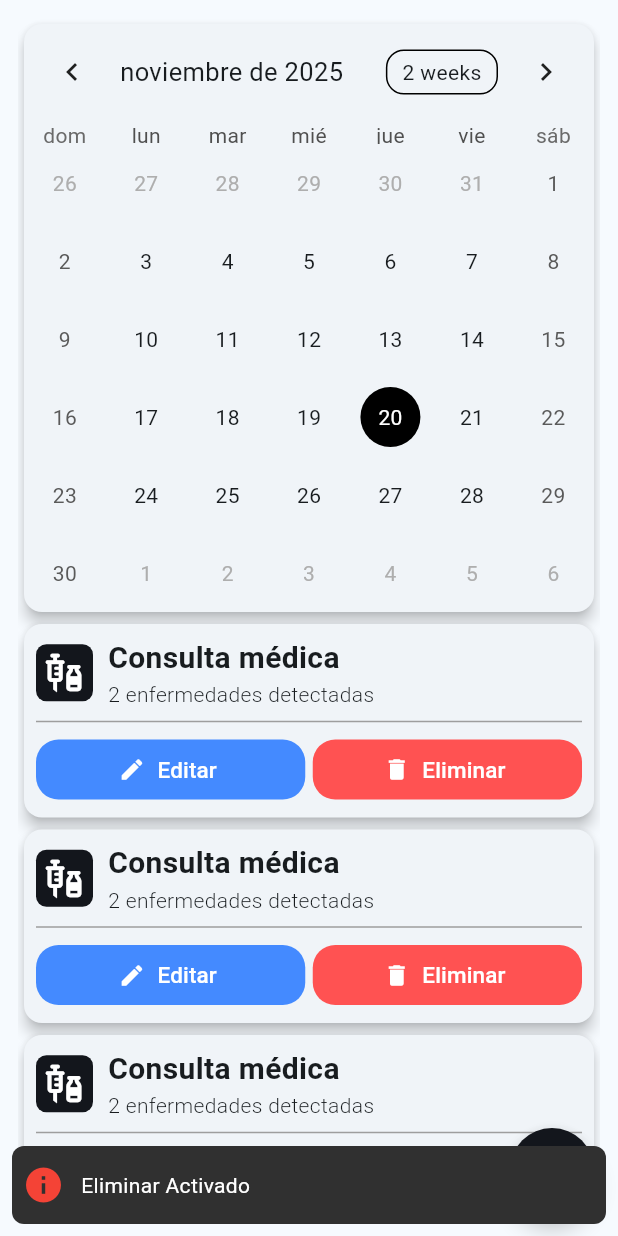
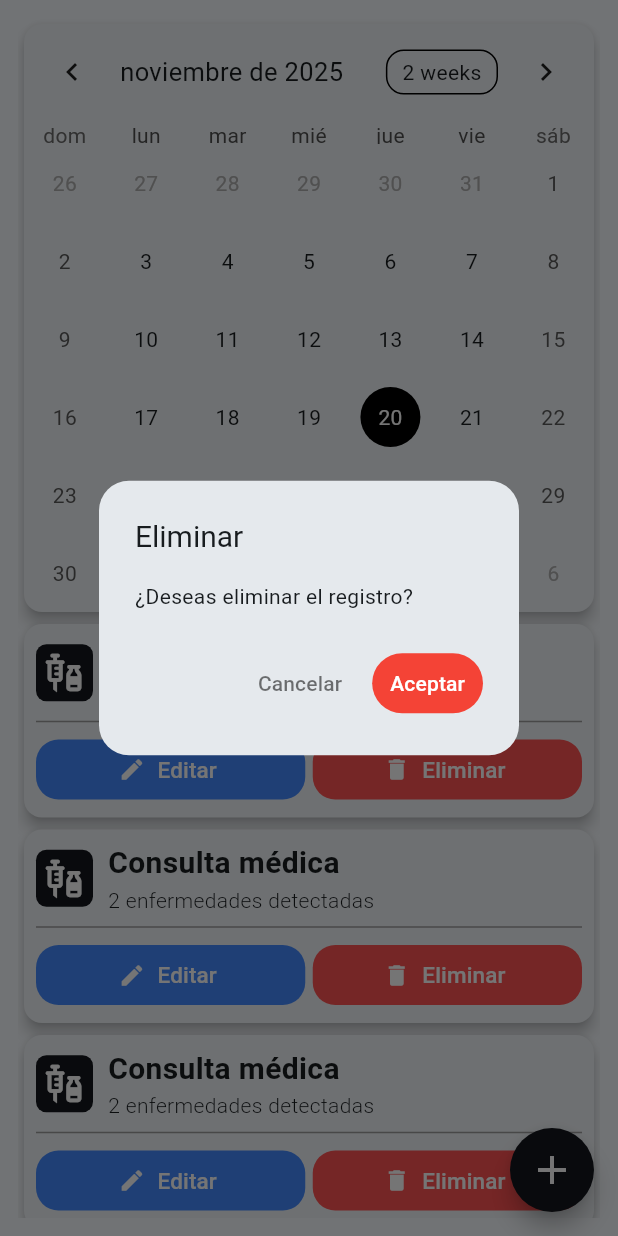
Before and after one commit to RodNalCY/flutter-app-agro-ganado, a Flutter app: the AnimalHistorialListPage screen opened directly, after a tap on "Eliminar", on a phone screen of 412 x 824 dp. Run offline on Flutter 3.47's test engine with Material 3 defaults, Android fonts, the phone set to English and light mode, and no system bars; drawn by our look-alikes of another_flushbar, flutter_speed_dial, table_calendar; our stand-ins replace dropdown_search, image_picker, loading_animation_widget; network calls fail.

Commit message:
fix(button): Add widget delete button

```diff
--- a/lib/features/animales/views/animal_historial_list_page.dart
+++ b/lib/features/animales/views/animal_historial_list_page.dart
@@ -1,6 +1,7 @@
 import 'package:flutter/material.dart';
 import 'package:proinnovate_flutter_app/features/animales/views/animal_historial_add_page.dart';
 import 'package:proinnovate_flutter_app/features/core/widgets/actions_buttons_widget.dart';
+import 'package:proinnovate_flutter_app/features/core/widgets/actions_delete_widget.dart';
 import 'package:proinnovate_flutter_app/features/core/widgets/navigator_widget.dart';
 import 'package:table_calendar/table_calendar.dart';
 import 'package:flutter_speed_dial/flutter_speed_dial.dart';
@@ -204,18 +205,18 @@ class _AnimalHistorialListPageState extends State<AnimalHistorialListPage> {
                     onEdit: () {
                       FlushbarWidget.show(
                         context: context,
-                        message: "Editar Activado ",
+                        message: "Editar (en desarrollo) ",
                         icon: Icons.info,
-                        color: Colors.blue,
                       );
                     },
 
                     onDelete: () {
-                      FlushbarWidget.show(
+                      ActionsDeleteWidget.show(
                         context: context,
-                        message: "Eliminar Activado ",
-                        icon: Icons.info,
-                        color: Colors.red,
+                        deleteLabel: '¿Deseas eliminar el registro?',
+                        onDelete: () {
+                          // Acción al eliminar
+                        },
                       );
                     },
                   ),
--- a/lib/features/animales/views/widgets/animal_card.dart
+++ b/lib/features/animales/views/widgets/animal_card.dart
@@ -1,5 +1,6 @@
 import 'package:flutter/material.dart';
 import 'package:proinnovate_flutter_app/features/core/widgets/actions_buttons_widget.dart';
+import 'package:proinnovate_flutter_app/features/core/widgets/actions_delete_widget.dart';
 import 'package:proinnovate_flutter_app/features/core/widgets/flushbar_widget.dart';
 import '../../models/animal.dart';
 
@@ -91,18 +92,21 @@ class AnimalCard extends StatelessWidget {
                     onEdit: () {
                       FlushbarWidget.show(
                         context: context,
-                        message: "Editar Activado: " + animal.codigo,
+                        message:
+                            "Editar: " + animal.codigo + " (en desarrollo)",
                         icon: Icons.info,
                         color: Colors.blue,
                       );
                     },
 
                     onDelete: () {
-                      FlushbarWidget.show(
+                      ActionsDeleteWidget.show(
                         context: context,
-                        message: "Eliminar Activado: " + animal.codigo,
-                        icon: Icons.info,
-                        color: Colors.red,
+                        deleteLabel:
+                            '¿Deseas eliminar el animal ${animal.codigo}?',
+                        onDelete: () {
+                          // Acción al eliminar
+                        },
                       );
                     },
                   ),
--- a/lib/features/calendar/views/calendar_list_page.dart
+++ b/lib/features/calendar/views/calendar_list_page.dart
@@ -1,6 +1,7 @@
 import 'package:flutter/material.dart';
 import 'package:flutter/rendering.dart';
 import 'package:proinnovate_flutter_app/features/core/widgets/actions_buttons_widget.dart';
+import 'package:proinnovate_flutter_app/features/core/widgets/actions_delete_widget.dart';
 import 'package:table_calendar/table_calendar.dart';
 import 'package:proinnovate_flutter_app/features/core/widgets/flushbar_widget.dart';
 
@@ -192,18 +193,19 @@ class _CalendarListPageState extends State<CalendarListPage> {
                     onEdit: () {
                       FlushbarWidget.show(
                         context: context,
-                        message: "Editar Activado",
+                        message: "Editar consulta (en desarrollo)",
                         icon: Icons.info,
                         color: Colors.blue,
                       );
                     },
 
                     onDelete: () {
-                      FlushbarWidget.show(
+                      ActionsDeleteWidget.show(
                         context: context,
-                        message: "Eliminar Activado",
-                        icon: Icons.info,
-                        color: Colors.red,
+                        deleteLabel: '¿Deseas eliminar la consulta?',
+                        onDelete: () {
+                          // Acción al eliminar
+                        },
                       );
                     },
                   ),
--- /dev/null
+++ b/lib/features/core/widgets/actions_delete_widget.dart
@@ -0,0 +1,61 @@
+import 'package:flutter/material.dart';
+import 'package:proinnovate_flutter_app/features/core/widgets/flushbar_widget.dart';
+
+class ActionsDeleteWidget {
+  static void show({
+    required BuildContext context,
+    required String deleteLabel,
+    required VoidCallback onDelete,
+  }) {
+    showDialog<String>(
+      context: context,
+      builder: (context) {
+        return StatefulBuilder(
+          builder: (context, setStateDialog) {
+            return AlertDialog(
+              shape: RoundedRectangleBorder(
+                borderRadius: BorderRadius.circular(20),
+              ),
+              title: const Text('Eliminar', style: TextStyle(fontSize: 20)),
+              content: Column(
+                mainAxisSize: MainAxisSize.min,
+                crossAxisAlignment: CrossAxisAlignment.start,
+                mainAxisAlignment: MainAxisAlignment.start,
+                children: [
+                  Text(
+                    deleteLabel,
+                    style: TextStyle(fontSize: 14),
+                    textAlign: TextAlign.justify,
+                  ),
+                ],
+              ),
+              actions: [
+                TextButton(
+                  style: TextButton.styleFrom(foregroundColor: Colors.black54),
+                  onPressed: () => Navigator.of(context).pop(null),
+                  child: const Text('Cancelar'),
+                ),
+                TextButton(
+                  style: TextButton.styleFrom(
+                    backgroundColor: Colors.red,
+                    foregroundColor: Colors.white,
+                  ),
+                  onPressed: () {
+                    Navigator.of(context).pop('Aceptar');
+                    FlushbarWidget.show(
+                      context: context,
+                      message: "Se eliminó el registro con éxito.",
+                      icon: Icons.delete,
+                      color: Colors.red,
+                    );
+                  },
+                  child: const Text('Aceptar'),
+                ),
+              ],
+            );
+          },
+        );
+      },
+    );
+  }
+}
--- a/lib/features/predios/views/predio_list_page.dart
+++ b/lib/features/predios/views/predio_list_page.dart
@@ -1,5 +1,6 @@
 import 'package:flutter/material.dart';
 import 'package:proinnovate_flutter_app/features/core/widgets/actions_buttons_widget.dart';
+import 'package:proinnovate_flutter_app/features/core/widgets/actions_delete_widget.dart';
 import 'package:proinnovate_flutter_app/features/core/widgets/flushbar_widget.dart';
 import 'package:proinnovate_flutter_app/features/core/widgets/navigator_widget.dart';
 import 'predio_home_page.dart';
@@ -124,18 +125,19 @@ class _PredioListPageState extends State<PredioListPage> {
                     onEdit: () {
                       FlushbarWidget.show(
                         context: context,
-                        message: "Editar Activado",
+                        message: "Editar predio (en desarrollo)",
                         icon: Icons.info,
                         color: Colors.blue,
                       );
                     },
 
                     onDelete: () {
-                      FlushbarWidget.show(
+                      ActionsDeleteWidget.show(
                         context: context,
-                        message: "Eliminar Activado",
-                        icon: Icons.info,
-                        color: Colors.red,
+                        deleteLabel: '¿Deseas eliminar el predio?',
+                        onDelete: () {
+                          // Acción al eliminar
+                        },
                       );
                     },
                   ),
--- a/lib/features/predios/views/predio_propietario_list_page.dart
+++ b/lib/features/predios/views/predio_propietario_list_page.dart
@@ -24,7 +24,7 @@ class _PredioPropietarioListPageState extends State<PredioPropietarioListPage> {
                 preferredSize: const Size.fromHeight(60),
                 child: TextField(
                   decoration: InputDecoration(
-                    hintText: "Buscar predio...",
+                    hintText: "Buscar propietario...",
                     prefixIcon: Icon(Icons.search),
                     border: OutlineInputBorder(
                       borderRadius: BorderRadius.circular(10),
```
Also changed, not shown: lib/features/animales/views/animal_add_page.dart (+27 -1 lines).
